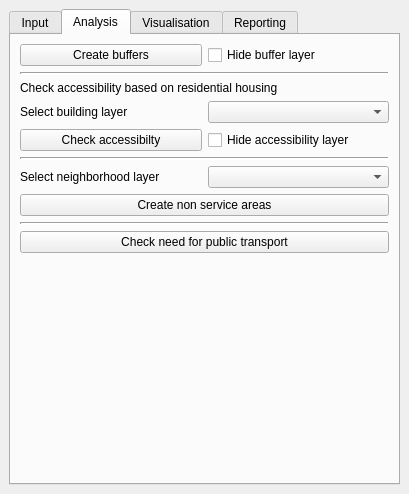
Qt form SpatialDecision/spatial_decision_dockwidget_base.ui (Matthie456/Bon_DenDuijn) before a commit.
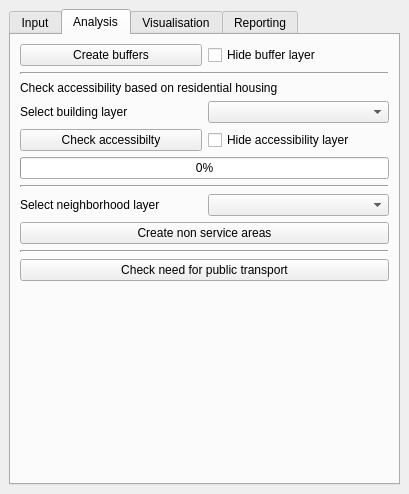
The same form after that commit. The open tabs and pages were chosen to show the change.

```diff
--- a/SpatialDecision/spatial_decision_dockwidget_base.ui
+++ b/SpatialDecision/spatial_decision_dockwidget_base.ui
@@ -179,6 +179,19 @@
               </item>
              </layout>
             </item>
+            <item>
+             <widget class="QProgressBar" name="accessibiltyprogressBar">
+              <property name="maximum">
+               <number>100</number>
+              </property>
+              <property name="value">
+               <number>0</number>
+              </property>
+              <property name="textVisible">
+               <bool>true</bool>
+              </property>
+             </widget>
+            </item>
            </layout>
           </item>
           <item>
```
